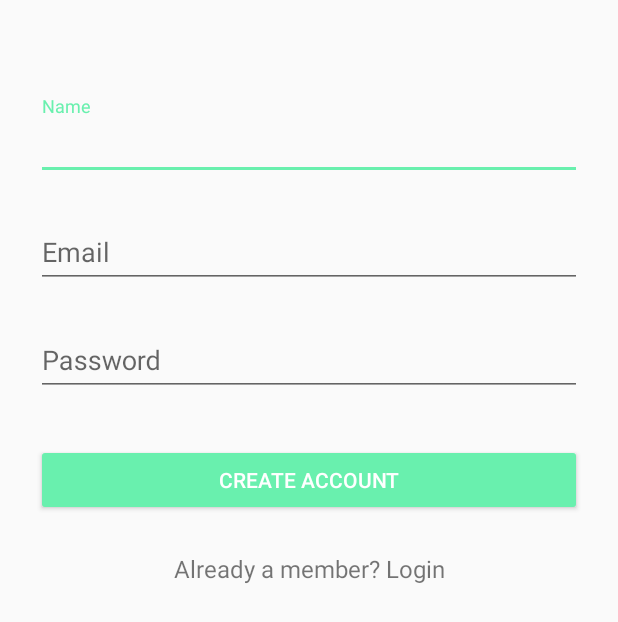
After one commit to zachkirlew/WaxWanderer, an Android app: the layout activity_sign_up.xml on its own in the app's theme, with its tools: preview values and no code run, on a phone screen of 412 x 824 dp. The commit adds this screen. Shown: the top 622 px of the screen. Run offline under Robolectric (Android 15) with nearby library versions, the phone set to English and light mode, and no system bars; network calls fail.

```diff
--- a/app/build.gradle
+++ b/app/build.gradle
@@ -56,5 +56,8 @@ dependencies {
 
     compile 'com.google.android.gms:play-services-auth:11.6.2'
 
+    //facebook login dependency
+    compile 'com.facebook.android:facebook-android-sdk:4.28.0'
+
     apply plugin: 'com.google.gms.google-services'
 }
--- a/app/src/main/java/com/zachkirlew/applications/waxwanderer/login/LoginContract.kt
+++ b/app/src/main/java/com/zachkirlew/applications/waxwanderer/login/LoginContract.kt
@@ -1,5 +1,6 @@
 package com.zachkirlew.applications.waxwanderer.login
 
+import com.facebook.AccessToken
 import com.google.android.gms.auth.api.signin.GoogleSignInAccount
 
 interface LoginContract {
@@ -10,10 +11,14 @@ interface LoginContract {
         fun showLoginConfirmation()
 
         fun showFirebaseAuthenticationFailedMessage()
+
+        fun showFacebookAuthenticationFailedMessage()
     }
 
     interface Presenter {
 
         fun logInWithFirebase(account: GoogleSignInAccount)
+
+        fun handleFacebookAccessToken(token: AccessToken)
     }
 }
--- /dev/null
+++ b/app/src/main/res/layout/activity_sign_up.xml
@@ -0,0 +1,81 @@
+<?xml version="1.0" encoding="utf-8"?>
+<ScrollView
+    xmlns:android="http://schemas.android.com/apk/res/android"
+    android:layout_width="fill_parent"
+    android:layout_height="fill_parent"
+    android:fitsSystemWindows="true">
+
+    <LinearLayout
+        android:orientation="vertical"
+        android:layout_width="match_parent"
+        android:layout_height="wrap_content"
+        android:paddingTop="56dp"
+        android:paddingLeft="24dp"
+        android:paddingRight="24dp">
+
+        <!--<ImageView android:src="@drawable/logo"-->
+            <!--android:layout_width="wrap_content"-->
+            <!--android:layout_height="72dp"-->
+            <!--android:layout_marginBottom="24dp"-->
+            <!--android:layout_gravity="center_horizontal" />-->
+
+        <!--  Name Label -->
+        <android.support.design.widget.TextInputLayout
+            android:layout_width="match_parent"
+            android:layout_height="wrap_content"
+            android:layout_marginTop="8dp"
+            android:layout_marginBottom="8dp">
+            <EditText android:id="@+id/input_name"
+                android:layout_width="match_parent"
+                android:layout_height="wrap_content"
+                android:inputType="textCapWords"
+                android:hint="Name" />
+        </android.support.design.widget.TextInputLayout>
+
+        <!-- Email Label -->
+        <android.support.design.widget.TextInputLayout
+            android:layout_width="match_parent"
+            android:layout_height="wrap_content"
+            android:layout_marginTop="8dp"
+            android:layout_marginBottom="8dp">
+            <EditText android:id="@+id/input_email"
+                android:layout_width="match_parent"
+                android:layout_height="wrap_content"
+                android:inputType="textEmailAddress"
+                android:hint="Email" />
+        </android.support.design.widget.TextInputLayout>
+
+        <!-- Password Label -->
+        <android.support.design.widget.TextInputLayout
+            android:layout_width="match_parent"
+            android:layout_height="wrap_content"
+            android:layout_marginTop="8dp"
+            android:layout_marginBottom="8dp">
+            <EditText android:id="@+id/input_password"
+                android:layout_width="match_parent"
+                android:layout_height="wrap_content"
+                android:inputType="textPassword"
+                android:hint="Password"/>
+        </android.support.design.widget.TextInputLayout>
+
+        <!-- Signup Button -->
+        <android.support.v7.widget.AppCompatButton
+            android:id="@+id/btn_signup"
+            style="@style/Widget.AppCompat.Button.Colored"
+            android:layout_width="fill_parent"
+            android:layout_height="wrap_content"
+            android:layout_marginBottom="24dp"
+            android:layout_marginTop="24dp"
+            android:padding="12dp"
+            android:text="Create Account" />
+
+        <TextView android:id="@+id/link_login"
+            android:layout_width="fill_parent"
+            android:layout_height="wrap_content"
+            android:layout_marginBottom="24dp"
+            android:text="Already a member? Login"
+            android:gravity="center"
+            android:textSize="16sp"/>
+
+    </LinearLayout>
+</ScrollView>
```
Also changed, not shown: app/src/main/AndroidManifest.xml (+19 -1 lines), app/src/main/java/com/zachkirlew/applications/waxwanderer/login/LoginActivity.kt (+53 -12 lines), app/src/main/java/com/zachkirlew/applications/waxwanderer/login/LoginPresenter.kt (+23 -11 lines), app/src/main/res/layout/activity_login.xml (+35 -3 lines), app/src/main/res/layout/activity_login_email.xml (added, +67 -0 lines), app/src/main/res/values/strings.xml (+8 -0 lines).
